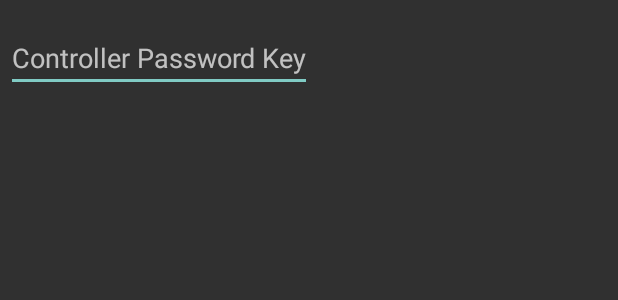
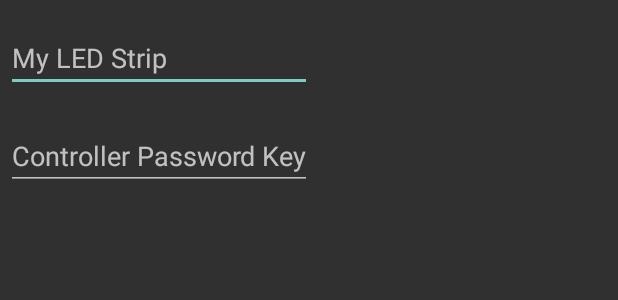
Before and after one commit to loicortola/led-controller, an Android app: the layout dialog_sync.xml on its own in the app's theme, with its tools: preview values and no code run, on a phone screen of 412 x 824 dp. Shown: the top 300 px of the screen. Run offline under Robolectric (Android 15) with nearby library versions, the phone set to English and light mode, and no system bars.

Commit message:
Updated screenshots, added custom name

```diff
--- a/android/app/src/main/java/com/loicortola/controller/ui/fragment/DeviceFragment.java
+++ b/android/app/src/main/java/com/loicortola/controller/ui/fragment/DeviceFragment.java
@@ -113,7 +113,7 @@
     }
 
     @Override
-    public void onSecretKeySubmit(String deviceId, final String key) {
+    public void onSecretKeySubmit(String deviceId, final String deviceName, final String key) {
         final Device device = mDeviceService.get(deviceId);
 
         Object remoteControl = device.getResolver().getRemoteControl(device);
@@ -122,6 +122,7 @@
             public void onValidityChecked(boolean valid) {
                 if (valid) {
                     device.setKey(key);
+                    device.setName(deviceName);
                     // FIXME I know. UI Thread stuff.
                     mDeviceService.save(device);
                     Toast.makeText(getActivity(), "Secret Key Updated successfully", Toast.LENGTH_LONG).show();
--- a/android/app/src/main/java/com/loicortola/controller/ui/fragment/DeviceSetupDialogFragment.java
+++ b/android/app/src/main/java/com/loicortola/controller/ui/fragment/DeviceSetupDialogFragment.java
@@ -31,7 +31,7 @@
     private OnSettingsChangedListener l;
 
     public interface OnSettingsChangedListener {
-        void onSecretKeySubmit(String deviceId, String key);
+        void onSecretKeySubmit(String deviceId, String name, String key);
     }
 
     @Override
@@ -56,7 +56,7 @@
                 .setPositiveButton(android.R.string.ok, new DialogInterface.OnClickListener() {
                     @Override
                     public void onClick(DialogInterface dialog, int id) {
-                        l.onSecretKeySubmit(deviceId, ((TextView)rootView.findViewById(R.id.key)).getText().toString());
+                        l.onSecretKeySubmit(deviceId, ((TextView)rootView.findViewById(R.id.device_name)).getText().toString(), ((TextView)rootView.findViewById(R.id.key)).getText().toString());
                     }
                 })
                 .setNegativeButton(android.R.string.cancel, new DialogInterface.OnClickListener() {
--- a/android/app/src/main/res/layout/dialog_sync.xml
+++ b/android/app/src/main/res/layout/dialog_sync.xml
@@ -3,6 +3,16 @@
     android:orientation="vertical"
     android:layout_width="wrap_content"
     android:layout_height="wrap_content">
+    <EditText
+        android:id="@+id/device_name"
+        android:inputType="text"
+        android:layout_width="match_parent"
+        android:layout_height="wrap_content"
+        android:layout_marginTop="16dp"
+        android:layout_marginLeft="4dp"
+        android:layout_marginRight="4dp"
+        android:layout_marginBottom="4dp"
+        android:hint="@string/device_name" />
     <EditText
         android:id="@+id/key"
         android:inputType="text"
--- a/android/app/src/main/res/values/strings.xml
+++ b/android/app/src/main/res/values/strings.xml
@@ -18,5 +18,6 @@
     <string name="preset_sunset">Sunset</string>
     <string name="preset_uv">UV</string>
     <string name="preset_forest">Forest</string>
+    <string name="device_name">My LED Strip</string>
 
 </resources>
```
Also changed, not shown: android/app/src/main/java/com/loicortola/controller/ui/activity/DrawerActivity.java (+0 -22 lines), 2 other files.
